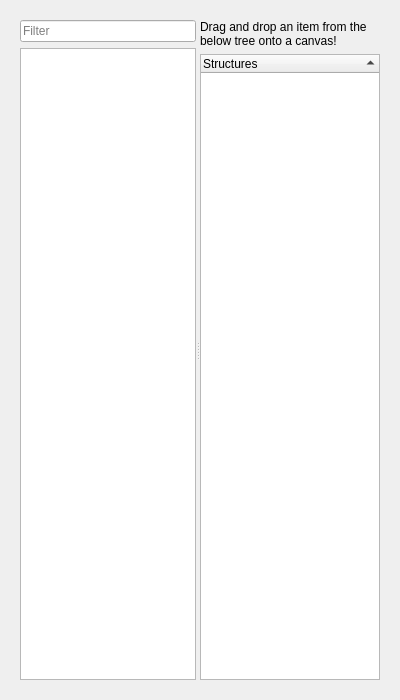
textbrowser/glitch, file UI/glitch-structures.ui: the form before one commit.
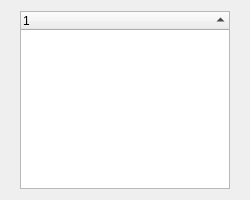
The form after the commit. Icons and pictures are not drawn. Custom widgets are drawn as their Qt base class.

Commit message: Tree structures.

```diff
--- a/UI/glitch-structures.ui
+++ b/UI/glitch-structures.ui
@@ -6,8 +6,8 @@
    <rect>
     <x>0</x>
     <y>0</y>
-    <width>400</width>
-    <height>700</height>
+    <width>250</width>
+    <height>200</height>
    </rect>
   </property>
   <property name="windowTitle">
@@ -21,50 +21,12 @@
    <item>
     <widget class="QFrame" name="frame">
      <layout class="QVBoxLayout" name="verticalLayout_4">
-      <item>
-       <widget class="QSplitter" name="splitter">
-        <property name="orientation">
-         <enum>Qt::Horizontal</enum>
-        </property>
-        <widget class="QWidget" name="layoutWidget1">
-         <layout class="QVBoxLayout" name="verticalLayout_2">
-          <item>
-           <widget class="QLineEdit" name="filter">
-            <property name="placeholderText">
-             <string>Filter</string>
-            </property>
-            <property name="clearButtonEnabled">
-             <bool>true</bool>
-            </property>
-           </widget>
-          </item>
-          <item>
-           <widget class="QListWidget" name="categories">
-            <property name="tabKeyNavigation">
-             <bool>true</bool>
-            </property>
-            <property name="alternatingRowColors">
-             <bool>true</bool>
-            </property>
-            <property name="uniformItemSizes">
-             <bool>true</bool>
-            </property>
-           </widget>
-          </item>
-         </layout>
-        </widget>
-        <widget class="QWidget" name="layoutWidget2">
-         <layout class="QVBoxLayout" name="verticalLayout">
-          <item>
-           <widget class="QLabel" name="label">
-            <property name="text">
-             <string>Drag and drop an item from the below tree onto a canvas!</string>
-            </property>
-            <property name="wordWrap">
-             <bool>true</bool>
-            </property>
-           </widget>
-          </item>
+      <property name="topMargin">
+       <number>0</number>
+      </property>
+      <property name="bottomMargin">
+       <number>0</number>
+      </property>
           <item>
            <widget class="glitch_structures_treewidget" name="tree">
             <property name="tabKeyNavigation">
@@ -93,17 +55,13 @@
             </attribute>
             <column>
              <property name="text">
-              <string>Structures</string>
+          <string notr="true">1</string>
              </property>
             </column>
            </widget>
           </item>
          </layout>
         </widget>
-       </widget>
-      </item>
-     </layout>
-    </widget>
    </item>
   </layout>
  </widget>
```
Left out of the diff: 2 changed lines with no effect on the pictures. Lines whose indentation alone changed are shown as unchanged. The commit also changes 7 other files.
